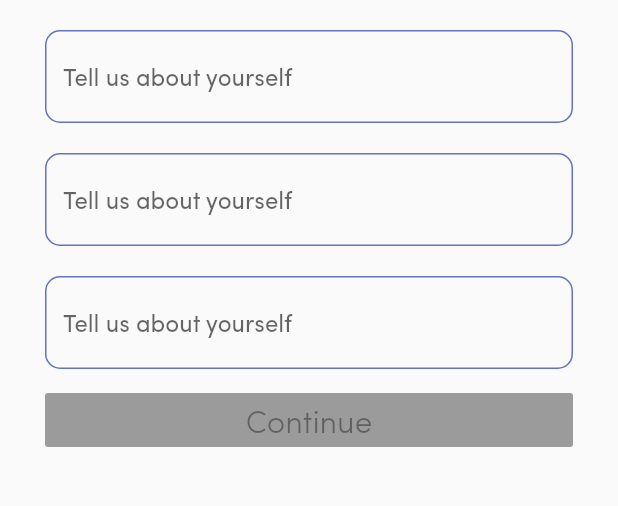
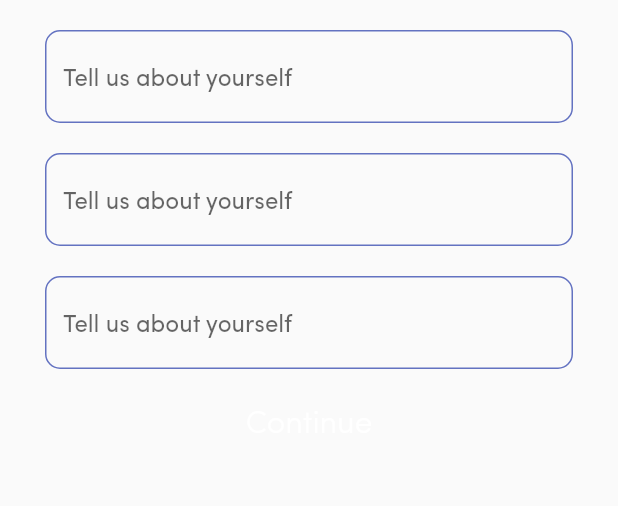
Before and after one commit to dscfuto-org/deebus-mobile, a Flutter app: the Signup screen opened directly, on a phone screen of 412 x 824 dp, the part 336-842 px from its top. Run offline on Flutter 3.47's test engine with Material 2 defaults, Android fonts, the phone set to English and light mode, and no system bars; our stand-ins replace intro_slider.

Commit message:
sign up in progress

```diff
--- a/lib/StudentOnboarding/UserAuthentication/signUp.dart
+++ b/lib/StudentOnboarding/UserAuthentication/signUp.dart
@@ -82,10 +82,12 @@ class _SignupState extends State<Signup> {
                 ),
               ),
               SizedBox(height: 10.0),
-              RaisedButton(
+              FlatButton(
+                shape: new RoundedRectangleBorder(
+                ),
                   onPressed: null,
-                elevation: 5,
-                color: AppColors.color4,
+                color: prefix0.AppColors.color4,
+                textColor: Colors.white,
                 child: Text("Continue", style: textStyleBigLight,),
               )
 
```
